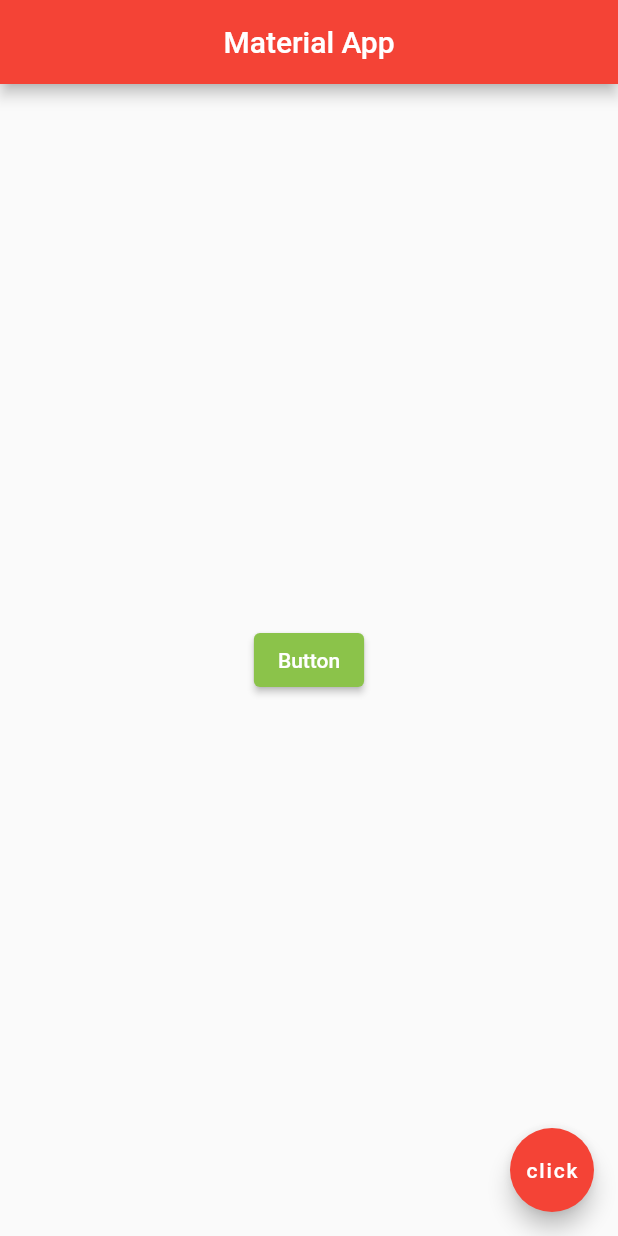
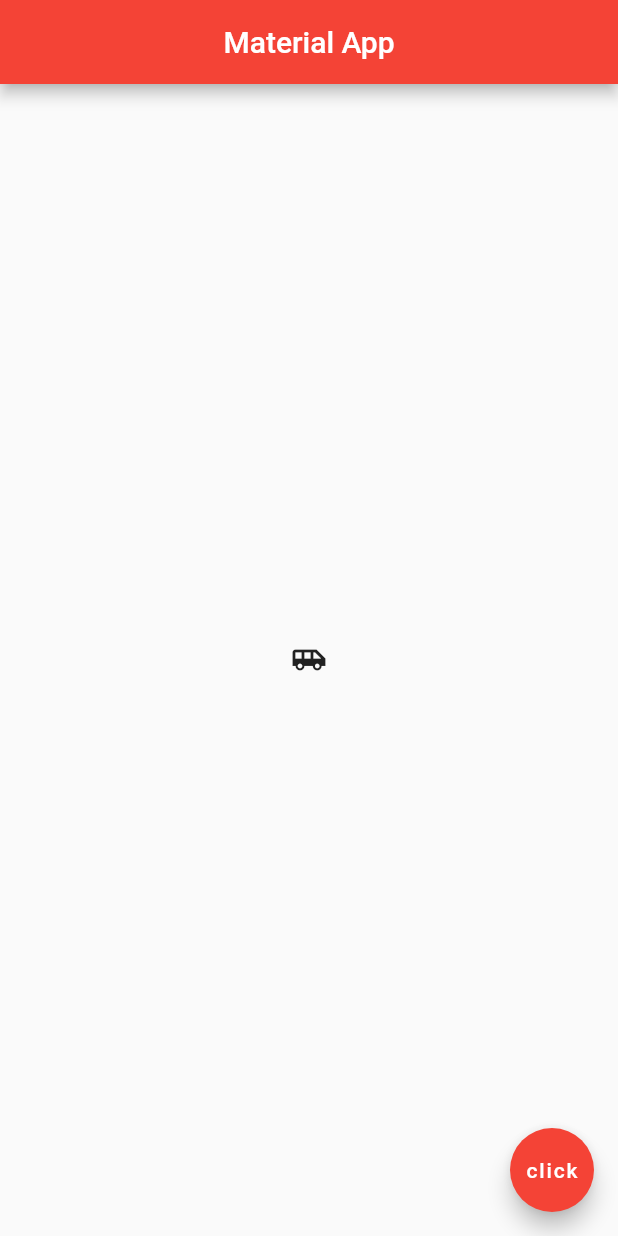
Before and after one commit to shubhamkakkar/flutter-practise-my-app, a Flutter app: the screen it shows after launch, on a phone screen of 412 x 824 dp. Run offline on Flutter 3.47's test engine with Material 2 defaults, Android fonts, the phone set to English and light mode, and no system bars.

Commit message:
icon button

```diff
--- a/lib/main.dart
+++ b/lib/main.dart
@@ -12,10 +12,9 @@ class Home extends StatelessWidget {
         backgroundColor: Colors.red,
       ),
       body: Center(
-          child: ElevatedButton(
-            child: const Text('Button'),
+          child: IconButton(
             onPressed: () {},
-            style: ButtonStyle(backgroundColor: MaterialStateProperty.all<Color>(Colors.lightGreen)),
+            icon: const Icon(Icons.airport_shuttle)
           )
       ),
       floatingActionButton: FloatingActionButton(
```
